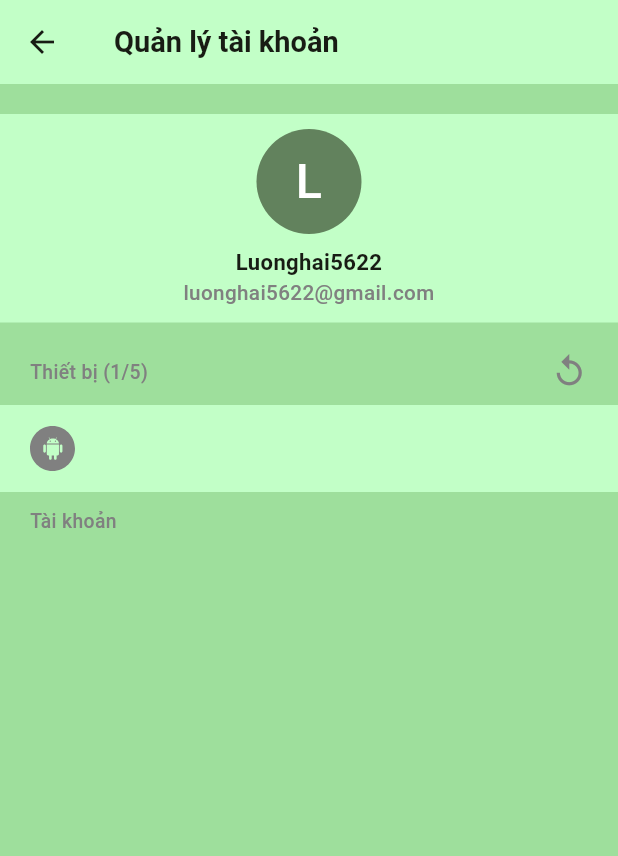
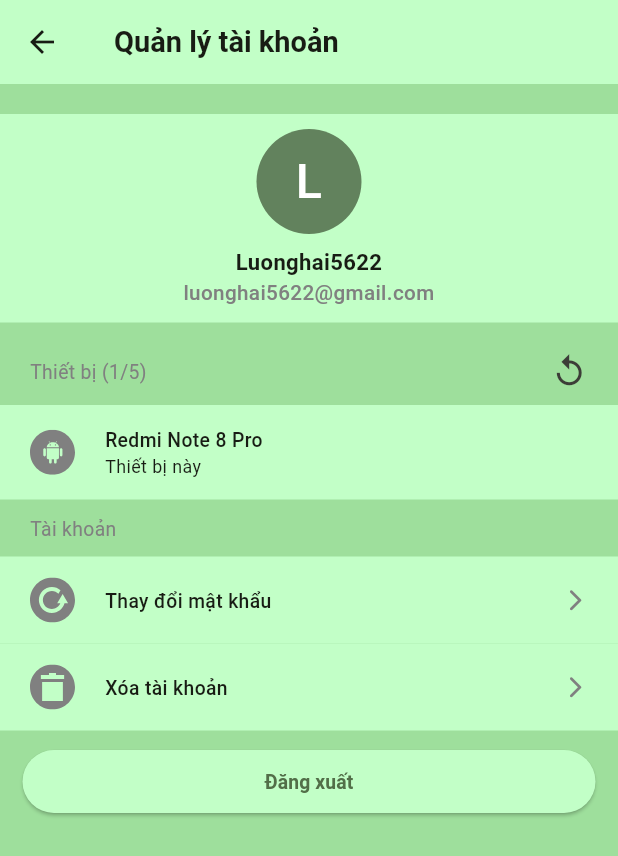
Before and after one commit to thehai5622/thriftflow, a Flutter app: the AccountManagement screen opened by its route, on a phone screen of 412 x 824 dp. Shown: the top 856 px of the screen. Run offline on Flutter 3.47's test engine with Material 3 defaults, Android fonts, the light colour scheme and no system bars; our stand-ins replace flutter_screenutil, flutter_svg, get, shared_preferences; accounts and stored records are empty.

Commit message:
UI account management

```diff
--- a/lib/View/Individual/AccountManagement/account_management.dart
+++ b/lib/View/Individual/AccountManagement/account_management.dart
@@ -47,38 +47,121 @@ class AccountManagement extends StatelessWidget {
                   style: TextStyle(
                     fontSize: DeviceHelper.getFontSize(14),
                     color: AppColor.grey,
-                    fontWeight: FontWeight.w500,
+                    fontWeight: FontWeight.w400,
                   ),
                 ),
-                const Icon(Icons.replay, color: AppColor.grey, size: 25),
+                const Icon(Icons.replay, color: AppColor.text2, size: 25),
               ],
-            ).marginSymmetric(horizontal: 20),
-            Container(
+            ).paddingSymmetric(horizontal: 20).marginOnly(bottom: 10),
+            _utilsItem(
+              icon: "assets/icons/android.svg",
+              title: "Redmi Note 8 Pro",
+              subtitle: "Thiết bị này",
+            ),
+            Text(
+              "Tài khoản",
+              style: TextStyle(
+                fontSize: DeviceHelper.getFontSize(14),
+                color: AppColor.grey,
+                fontWeight: FontWeight.w400,
+              ),
+            ).paddingSymmetric(horizontal: 20).marginSymmetric(vertical: 10),
+            _utilsItem(
+              icon: "assets/icons/ultils-replay.svg",
+              title: "Thay đổi mật khẩu",
+              onTap: () {},
+            ),
+            _utilsItem(
+              icon: "assets/icons/ultils-trash.svg",
+              title: "Xóa tài khoản",
+              onTap: () {},
+            ),
+            ElevatedButton(
+              style: ElevatedButton.styleFrom(
+                backgroundColor: AppColor.main,
+                shape: RoundedRectangleBorder(
+                  borderRadius: BorderRadius.circular(26),
+                ),
+                padding:
+                    const EdgeInsets.symmetric(vertical: 12, horizontal: 70),
+              ),
+              onPressed: () {
+                // Logout
+              },
+              child: Text(
+                "Đăng xuất",
+                style: TextStyle(
+                  fontSize: DeviceHelper.getFontSize(14),
+                  color: AppColor.fourthMain,
+                  fontWeight: FontWeight.w700,
+                ),
+              ),
+            ).marginSymmetric(horizontal: 15, vertical: 10),
+          ],
+        ),
+      ),
+    );
+  }
+
+  GestureDetector _utilsItem({
+    required String icon,
+    required String title,
+    String? subtitle,
+    void Function()? onTap,
+  }) {
+    return GestureDetector(
+      onTap: onTap,
+      child: Container(
         padding: const EdgeInsets.symmetric(horizontal: 20, vertical: 14),
-              margin: const EdgeInsets.symmetric(vertical: 10),
         color: AppColor.main,
         child: Row(
+          mainAxisAlignment: onTap != null
+              ? MainAxisAlignment.spaceBetween
+              : MainAxisAlignment.start,
+          crossAxisAlignment: CrossAxisAlignment.center,
+          children: [
+            Row(
               children: [
                 SvgPicture.asset(
-                    "assets/icons/android.svg",
+                  icon,
                   height: 30,
                   width: 30,
                   colorFilter: const ColorFilter.mode(
                     AppColor.grey,
                     BlendMode.srcIn,
                   ),
-                  )
+                ),
+                const SizedBox(width: 20),
+                Column(
+                  mainAxisAlignment: MainAxisAlignment.center,
+                  crossAxisAlignment: CrossAxisAlignment.start,
+                  children: [
+                    Text(
+                      title,
+                      style: TextStyle(
+                        fontSize: DeviceHelper.getFontSize(14),
+                        color: AppColor.text1,
+                        fontWeight: FontWeight.w500,
+                      ),
+                    ),
+                    if (subtitle != null)
+                      Text(
+                        subtitle,
+                        style: TextStyle(
+                          fontSize: DeviceHelper.getFontSize(13),
+                          color: AppColor.text1,
+                          fontWeight: FontWeight.w400,
+                        ),
+                      ),
                   ],
                 ),
+              ],
             ),
-            Text(
-              "Tài khoản",
-              style: TextStyle(
-                fontSize: DeviceHelper.getFontSize(14),
+            if (onTap != null) const Icon(
+              Icons.arrow_forward_ios_rounded,
+              size: 17,
               color: AppColor.grey,
-                fontWeight: FontWeight.w500,
             ),
-            ).marginSymmetric(horizontal: 20),
           ],
         ),
       ),
```
Also changed, not shown: assets/icons/ultils-replay.svg (added), assets/icons/ultils-trash.svg (added). Lines whose indentation alone changed are shown as unchanged.
